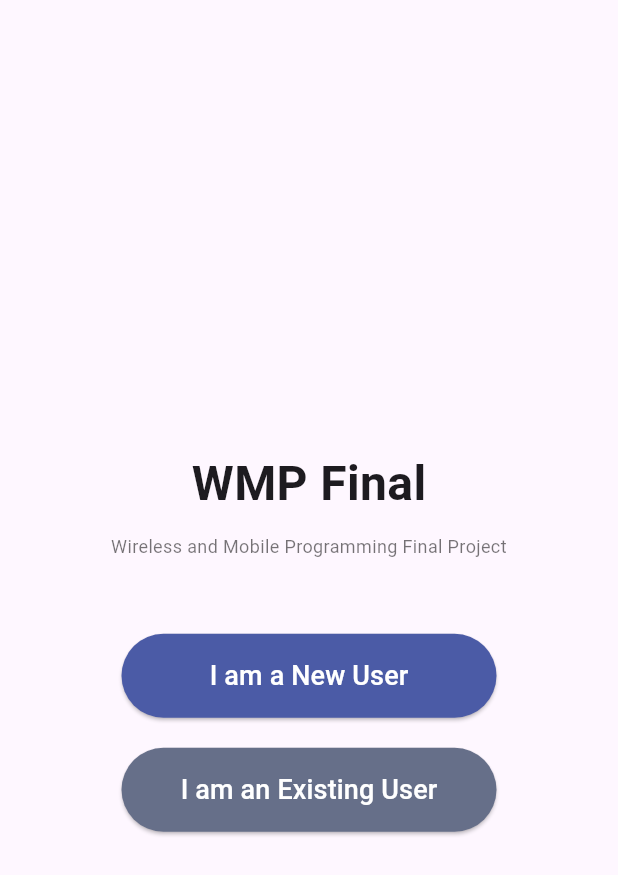
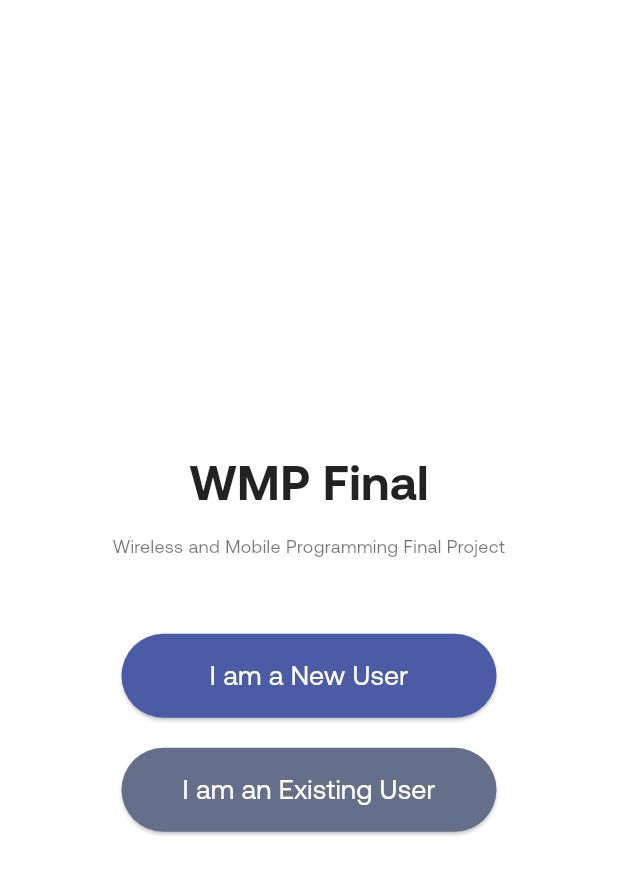
Before and after one commit to Arrizky0911/Telehealth, a Flutter app: the screen it shows after launch, on a phone screen of 412 x 824 dp. Shown: the top 875 px of the screen. Run offline on Flutter 3.47's test engine with Material 3 defaults, Android fonts, the phone set to English and light mode, and no system bars; our stand-ins replace cloud_firestore, firebase_auth, firebase_core, firebase_storage, google_sign_in, signature; accounts and stored records are empty.

Commit message:
change whole apps font and a bit changes in profile page

```diff
--- /dev/null
+++ b/devtools_options.yaml
@@ -0,0 +1,3 @@
+description: This file stores settings for Dart & Flutter DevTools.
+documentation: https://docs.flutter.dev/tools/devtools/extensions#configure-extension-enablement-states
+extensions:
--- a/lib/main.dart
+++ b/lib/main.dart
@@ -20,8 +20,73 @@ class MyApp extends StatelessWidget {
       debugShowCheckedModeBanner: false,
       title: 'CardinalKit',
       theme: ThemeData(
-        primarySwatch: Colors.blue,
-        visualDensity: VisualDensity.adaptivePlatformDensity,
+        primaryColor: Colors.black,
+        scaffoldBackgroundColor: Colors.white,
+        colorScheme: const ColorScheme.light(
+          primary: Colors.black,
+          secondary: Colors.grey,
+          surface: Colors.white,
+          background: Colors.white,
+          error: Colors.red,
+        ),
+        fontFamily: 'Aeonik',
+        textTheme: const TextTheme(
+          displayLarge: TextStyle(
+            fontSize: 32,
+            fontWeight: FontWeight.bold,
+            color: Colors.black,
+          ),
+          displayMedium: TextStyle(
+            fontSize: 24,
+            fontWeight: FontWeight.bold,
+            color: Colors.black,
+          ),
+          bodyLarge: TextStyle(
+            fontSize: 16,
+            color: Colors.black87,
+          ),
+          bodyMedium: TextStyle(
+            fontSize: 14,
+            color: Colors.black87,
+          ),
+        ),
+        elevatedButtonTheme: ElevatedButtonThemeData(
+          style: ElevatedButton.styleFrom(
+            backgroundColor: Colors.black,
+            foregroundColor: Colors.white,
+            shape: RoundedRectangleBorder(
+              borderRadius: BorderRadius.circular(8),
+            ),
+          ),
+        ),
+        outlinedButtonTheme: OutlinedButtonThemeData(
+          style: OutlinedButton.styleFrom(
+            foregroundColor: Colors.black,
+            side: const BorderSide(color: Colors.black),
+            shape: RoundedRectangleBorder(
+              borderRadius: BorderRadius.circular(8),
+            ),
+          ),
+        ),
+        inputDecorationTheme: InputDecorationTheme(
+          border: OutlineInputBorder(
+            borderRadius: BorderRadius.circular(8),
+            borderSide: const BorderSide(color: Colors.grey),
+          ),
+          focusedBorder: OutlineInputBorder(
+            borderRadius: BorderRadius.circular(8),
+            borderSide: const BorderSide(color: Colors.black),
+          ),
+          enabledBorder: OutlineInputBorder(
+            borderRadius: BorderRadius.circular(8),
+            borderSide: const BorderSide(color: Colors.grey),
+          ),
+        ),
+        appBarTheme: const AppBarTheme(
+          backgroundColor: Colors.white,
+          foregroundColor: Colors.black,
+          elevation: 0,
+        ),
       ),
       home: const EnterScreen(),
     );
--- a/lib/src/features/profile/profile_screens.dart
+++ b/lib/src/features/profile/profile_screens.dart
@@ -49,13 +49,12 @@ class _ProfileScreenState extends State<ProfileScreen> {
                   child: Container(
                     width: 120,
                     height: 120,
-                    decoration: const BoxDecoration(
-                      color: Color(0xFF5C6BC0),
+                    decoration: BoxDecoration(
+                      color: Colors.black87,
                       shape: BoxShape.circle,
                     ),
-                    child: const Icon(
+                    child: Icon(
                       Icons.person_outline,
-                      size: 80,
                       color: Colors.white,
                     ),
                   ),
```
Also changed, not shown: pubspec.yaml (+9 -11 lines), assets/fonts/AeonikProTRIAL-Bold.otf (added), assets/fonts/AeonikProTRIAL-Light.otf (added), assets/fonts/AeonikProTRIAL-Regular.otf (added).
